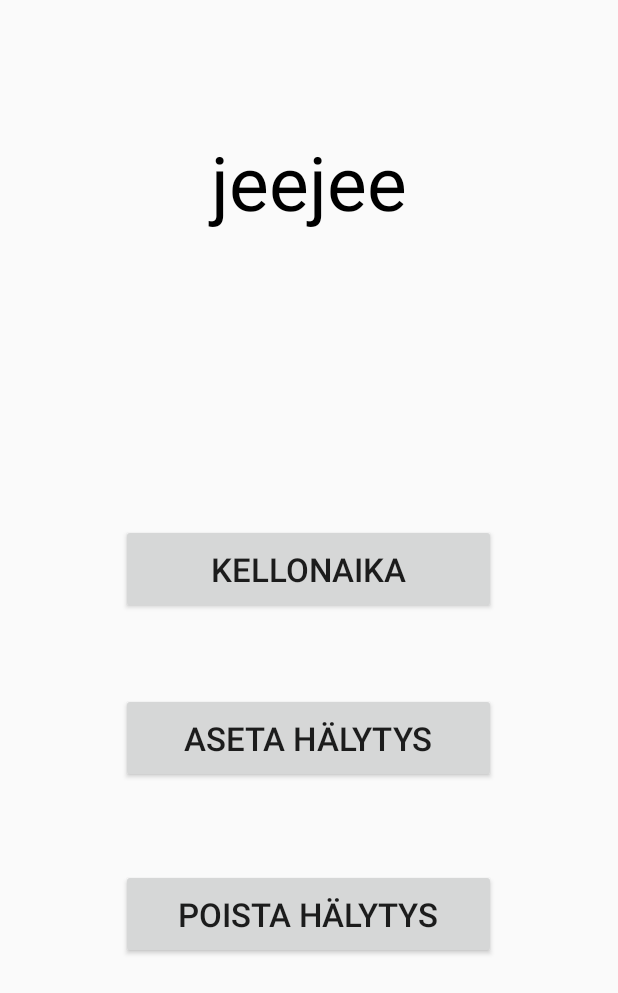
After one commit to suokiiski/Laakepaivakirja, an Android app: the layout activity_alarm3.xml on its own in the app's theme, with its tools: preview values and no code run, on a phone screen of 412 x 824 dp. The commit adds this screen. Shown: the top 993 px of the screen. Run offline under Robolectric (Android 15) with nearby library versions, the phone set to English and light mode, and no system bars.

Commit message:
Alarm-hommeleita lisätty, toivottavasti ei oo ihan rikki.

```diff
--- a/app/build.gradle
+++ b/app/build.gradle
@@ -47,7 +47,6 @@ dependencies {
     implementation 'androidx.constraintlayout:constraintlayout:2.1.3'
     implementation 'androidx.legacy:legacy-support-v4:1.0.0'
     implementation 'com.google.android.material:material:1.5.0'
-    implementation files('libs\\gson-2.8.6.jar')
     testImplementation 'junit:junit:4.13.2'
     androidTestImplementation 'androidx.test.ext:junit:1.1.3'
     androidTestImplementation 'androidx.test.espresso:espresso-core:3.4.0'
--- a/app/src/main/java/com/example/laakepaivakirja/LisaaActivity.java
+++ b/app/src/main/java/com/example/laakepaivakirja/LisaaActivity.java
@@ -87,4 +87,5 @@ public class LisaaActivity extends AppCompatActivity {
         Intent returnBack = new Intent (this, MainActivity.class);
         startActivity(returnBack);
     }
+
 }
--- a/app/src/main/java/com/example/laakepaivakirja/MainActivity.java
+++ b/app/src/main/java/com/example/laakepaivakirja/MainActivity.java
@@ -1,5 +1,6 @@
 package com.example.laakepaivakirja;
 
+import androidx.activity.ActivityViewModelLazyKt;
 import androidx.annotation.NonNull;
 import androidx.appcompat.app.AppCompatActivity;
 import androidx.fragment.app.Fragment;
--- /dev/null
+++ b/app/src/main/java/com/example/laakepaivakirja/TyhjaActivity.java
@@ -0,0 +1,4 @@
+package com.example.laakepaivakirja;
+
+public class TyhjaActivity {
+}
--- /dev/null
+++ b/app/src/main/res/layout/activity_alarm3.xml
@@ -0,0 +1,68 @@
+<?xml version="1.0" encoding="utf-8"?>
+<androidx.constraintlayout.widget.ConstraintLayout xmlns:android="http://schemas.android.com/apk/res/android"
+    xmlns:app="http://schemas.android.com/apk/res-auto"
+    xmlns:tools="http://schemas.android.com/tools"
+    android:layout_width="match_parent"
+    android:layout_height="match_parent"
+    android:orientation="vertical"
+    tools:context=".AlarmActivity">
+
+    <TextView
+        android:id="@+id/ValitseAika"
+        android:layout_width="match_parent"
+        android:layout_height="wrap_content"
+        android:text="jeejee"
+        android:textAlignment="center"
+        android:textColor="@color/black"
+        android:textSize="50dp"
+        app:layout_constraintBottom_toBottomOf="parent"
+        app:layout_constraintEnd_toEndOf="parent"
+        app:layout_constraintHorizontal_bias="0.0"
+        app:layout_constraintStart_toStartOf="parent"
+        app:layout_constraintTop_toTopOf="parent"
+        app:layout_constraintVertical_bias="0.115" />
+
+    <Button
+        android:layout_width="250dp"
+        android:layout_height="60dp"
+        android:id="@+id/ChooseAika"
+        android:text="Kellonaika"
+        android:textSize="22dp"
+        app:layout_constraintBottom_toBottomOf="parent"
+        app:layout_constraintEnd_toEndOf="parent"
+        app:layout_constraintHorizontal_bias="0.496"
+        app:layout_constraintStart_toStartOf="parent"
+        app:layout_constraintTop_toTopOf="parent"
+        app:layout_constraintVertical_bias="0.457"
+        tools:ignore="DuplicateIds" />
+
+    <Button
+        android:id="@+id/SetHalytys"
+        android:layout_width="250dp"
+        android:layout_height="60dp"
+        android:text="Aseta Hälytys"
+        android:textSize="22dp"
+        app:layout_constraintBottom_toBottomOf="parent"
+        app:layout_constraintEnd_toEndOf="parent"
+        app:layout_constraintHorizontal_bias="0.496"
+        app:layout_constraintStart_toStartOf="parent"
+        app:layout_constraintTop_toTopOf="parent"
+        app:layout_constraintVertical_bias="0.605"
+        tools:ignore="DuplicateIds" />
+
+    <Button
+        android:id="@+id/poistaHalytys"
+        android:layout_width="250dp"
+        android:layout_height="60dp"
+        android:text="Poista Hälytys"
+        android:textSize="22dp"
+        app:layout_constraintBottom_toBottomOf="parent"
+        app:layout_constraintEnd_toEndOf="parent"
+        app:layout_constraintHorizontal_bias="0.496"
+        app:layout_constraintStart_toStartOf="parent"
+        app:layout_constraintTop_toTopOf="parent"
+        app:layout_constraintVertical_bias="0.758"
+        tools:ignore="DuplicateIds" />
+
+
+</androidx.constraintlayout.widget.ConstraintLayout>
--- /dev/null
+++ b/app/src/main/res/values-land/dimens.xml
@@ -0,0 +1,3 @@
+<resources>
+    <dimen name="fab_margin">48dp</dimen>
+</resources>
--- /dev/null
+++ b/app/src/main/res/values-w1240dp/dimens.xml
@@ -0,0 +1,3 @@
+<resources>
+    <dimen name="fab_margin">200dp</dimen>
+</resources>
--- /dev/null
+++ b/app/src/main/res/values-w600dp/dimens.xml
@@ -0,0 +1,3 @@
+<resources>
+    <dimen name="fab_margin">48dp</dimen>
+</resources>
--- /dev/null
+++ b/app/src/main/res/values/dimens.xml
@@ -0,0 +1,3 @@
+<resources>
+    <dimen name="fab_margin">16dp</dimen>
+</resources>
```
Also changed, not shown: app/src/main/AndroidManifest.xml (+3 -9 lines), app/src/main/java/com/example/laakepaivakirja/AlarmActivity.java (added, +141 -0 lines), app/src/main/java/com/example/laakepaivakirja/AlarmReceiver.java (added, +37 -0 lines), app/src/main/res/values/strings.xml (+9 -0 lines), app/src/main/res/values/themes.xml (+3 -4 lines).
